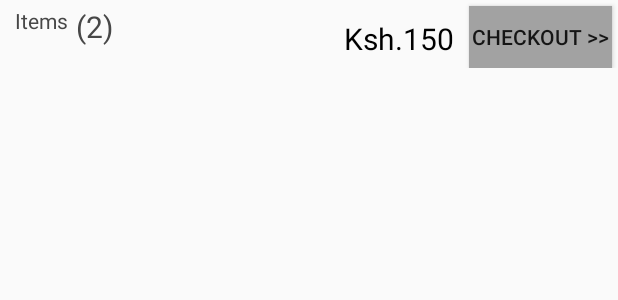
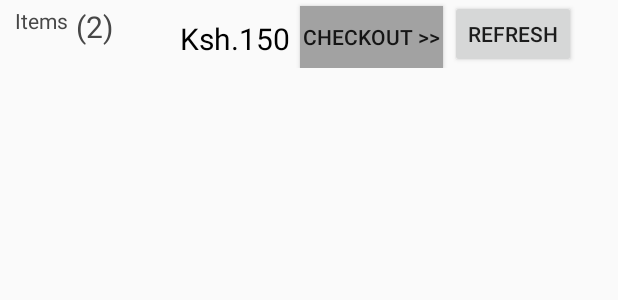
Before and after one commit to wladekAiro/pktCard2, an Android app: the layout fragment_mycart.xml on its own in the app's theme, with its tools: preview values and no code run, on a phone screen of 412 x 824 dp. Shown: the top 300 px of the screen. Run offline under Robolectric (Android 15) with nearby library versions, the light colour scheme and no system bars.

Commit message:
refreshing cart

```diff
--- a/app/src/main/res/layout/fragment_mycart.xml
+++ b/app/src/main/res/layout/fragment_mycart.xml
@@ -39,12 +39,12 @@
             android:layout_height="wrap_content"
             android:text="Ksh.150"
             android:id="@+id/txtTotalAmount"
-            android:layout_toLeftOf="@+id/btnCheckOut"
             android:layout_alignParentTop="true"
             android:textColor="#000000"
             android:textSize="20dp"
             android:layout_marginTop="12dp"
-            android:layout_marginRight="10dp"/>
+            android:layout_alignParentBottom="true"
+            android:layout_marginLeft="120dp"/>
 
         <Button
             android:layout_width="wrap_content"
@@ -52,10 +52,9 @@
             android:text="Checkout >>"
             android:id="@+id/btnCheckOut"
             android:layout_alignParentTop="true"
-            android:layout_alignParentRight="true"
             android:layout_alignParentBottom="true"
-            android:layout_marginRight="4dp"
             android:layout_marginTop="4dp"
+            android:layout_marginLeft="200dp"
             android:background="#A2A2A2"
             android:padding="2dp"/>
 
@@ -64,16 +63,23 @@
             android:layout_height="wrap_content"
             android:text="CART IS EMPTY"
             android:id="@+id/txtCartEmpty"
-            android:layout_alignParentLeft="true"
-            android:layout_alignParentTop="true"
             android:textColor="#47474747"
             android:textSize="25dp"
-            android:layout_marginTop="12dp"
-            android:layout_marginLeft="50dp"
-            android:layout_alignRight="@+id/txtTotalAmount"
-            android:layout_alignEnd="@+id/txtTotalAmount"
-            android:layout_alignBottom="@+id/txtItemCount"
-            android:visibility="invisible"/>
+            android:visibility="invisible"
+            android:layout_alignTop="@+id/txtTotalAmount"
+            android:layout_toRightOf="@+id/txtItemText"
+            android:layout_toEndOf="@+id/txtItemText" />
+
+        <Button
+            style="?android:attr/buttonStyleSmall"
+            android:layout_width="wrap_content"
+            android:layout_height="wrap_content"
+            android:text="Refresh"
+            android:id="@+id/btnRefreshCart"
+            android:layout_alignParentTop="true"
+            android:layout_alignLeft="@+id/btnCheckOut"
+            android:layout_alignStart="@+id/btnCheckOut"
+            android:layout_marginLeft="100dp"/>
     </RelativeLayout>
 
     <ListView
```
Also changed, not shown: app/src/main/java/com/example/wladek/pocketcard/BuyScreenActivity.java (+8 -5 lines), app/src/main/java/com/example/wladek/pocketcard/fragment/CartFragment.java (+57 -1 lines).
